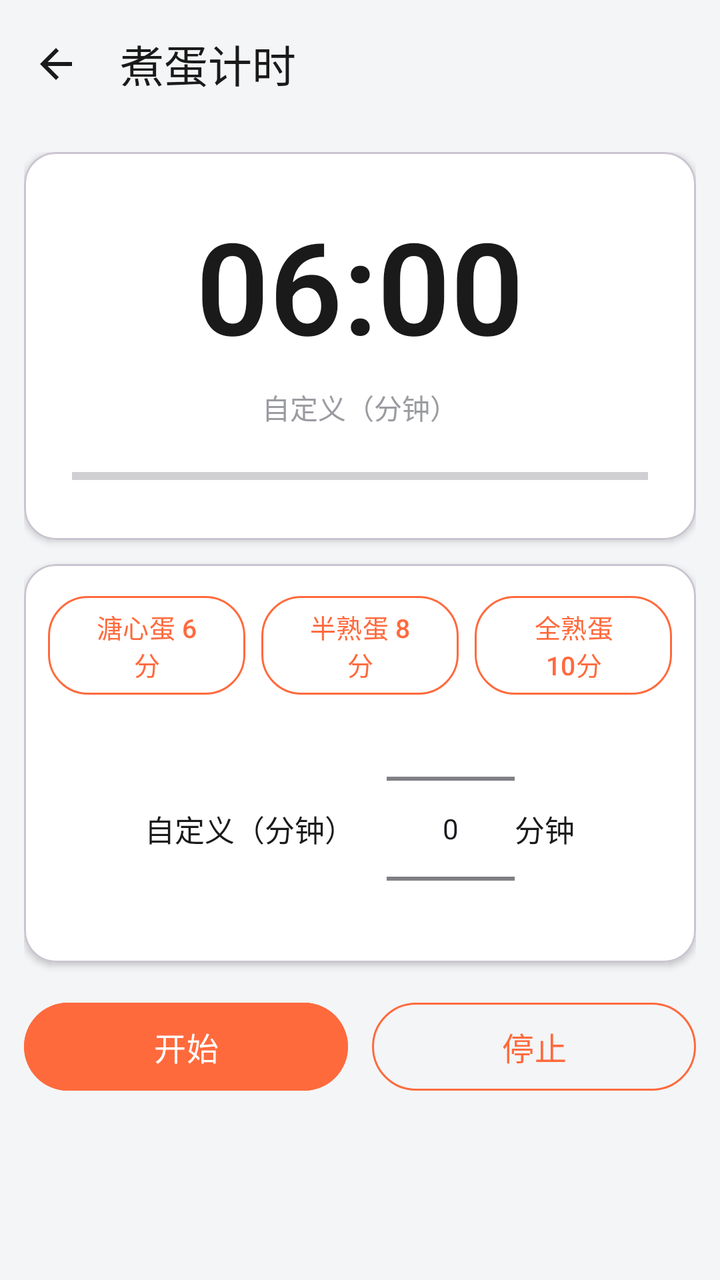
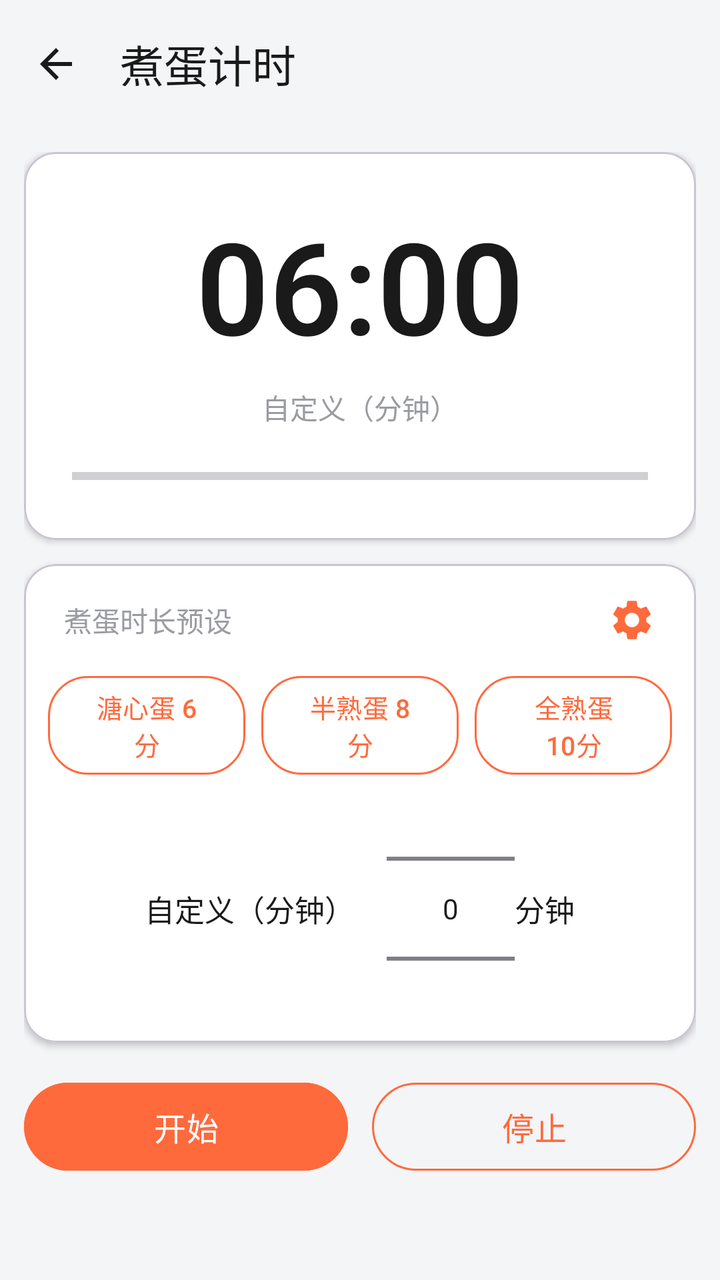

An Android layout rendered at two revisions. The XML below is the earlier revision; the diff shows what the commit changed to produce the second picture.
<!-- AndroidManifest.xml: application theme AppTheme -->
<!-- res/layout/activity_egg_timer.xml -->
<?xml version="1.0" encoding="utf-8"?>
<LinearLayout xmlns:android="http://schemas.android.com/apk/res/android"
    xmlns:app="http://schemas.android.com/apk/res-auto"
    android:layout_width="match_parent"
    android:layout_height="match_parent"
    android:orientation="vertical"
    android:background="@color/coloros_bg">

    <com.google.android.material.appbar.MaterialToolbar
        android:id="@+id/toolbar"
        android:layout_width="match_parent"
        android:layout_height="?attr/actionBarSize"
        android:background="@color/coloros_bg"
        app:navigationIcon="@drawable/ic_back"
        app:title="@string/egg_timer"
        app:titleTextColor="@color/coloros_text_primary" />

    <ScrollView
        android:layout_width="match_parent"
        android:layout_height="match_parent"
        android:fillViewport="true">

        <LinearLayout
            android:layout_width="match_parent"
            android:layout_height="wrap_content"
            android:orientation="vertical"
            android:padding="12dp">

            
            <com.google.android.material.card.MaterialCardView
                android:layout_width="match_parent"
                android:layout_height="wrap_content"
                app:cardCornerRadius="16dp"
                app:cardElevation="2dp"
                app:cardBackgroundColor="@color/coloros_card">

                <LinearLayout
                    android:layout_width="match_parent"
                    android:layout_height="wrap_content"
                    android:orientation="vertical"
                    android:gravity="center"
                    android:padding="24dp">

                    <TextView
                        android:id="@+id/tvCountdown"
                        android:layout_width="wrap_content"
                        android:layout_height="wrap_content"
                        android:text="06:00"
                        android:textSize="64sp"
                        android:textStyle="bold"
                        android:fontFamily="sans-serif-light"
                        android:textColor="@color/coloros_text_primary" />

                    <TextView
                        android:id="@+id/tvStatus"
                        android:layout_width="wrap_content"
                        android:layout_height="wrap_content"
                        android:layout_marginTop="8dp"
                        android:text="@string/egg_custom"
                        android:textSize="14sp"
                        android:textColor="@color/coloros_text_secondary" />

                    <ProgressBar
                        android:id="@+id/progress"
                        style="?android:attr/progressBarStyleHorizontal"
                        android:layout_width="match_parent"
                        android:layout_height="wrap_content"
                        android:layout_marginTop="16dp"
                        android:max="1000"
                        android:progress="0"
                        android:progressTint="@color/coloros_accent" />
                </LinearLayout>
            </com.google.android.material.card.MaterialCardView>

            
            <com.google.android.material.card.MaterialCardView
                android:layout_width="match_parent"
                android:layout_height="wrap_content"
                android:layout_marginTop="12dp"
                app:cardCornerRadius="16dp"
                app:cardElevation="2dp"
                app:cardBackgroundColor="@color/coloros_card">

                <LinearLayout
                    android:layout_width="match_parent"
                    android:layout_height="wrap_content"
                    android:orientation="vertical"
                    android:padding="8dp">

                    <LinearLayout
                        android:layout_width="match_parent"
                        android:layout_height="wrap_content"
                        android:orientation="horizontal">

                        <com.google.android.material.button.MaterialButton
                            android:id="@+id/btnSoft"
                            style="@style/Widget.Material3.Button.OutlinedButton"
                            android:layout_width="0dp"
                            android:layout_height="wrap_content"
                            android:layout_weight="1"
                            android:layout_margin="4dp"
                            android:text="@string/egg_soft"
                            android:textSize="13sp"
                            android:textColor="@color/coloros_accent"
                            app:cornerRadius="20dp"
                            app:strokeColor="@color/coloros_accent" />

                        <com.google.android.material.button.MaterialButton
                            android:id="@+id/btnMedium"
                            style="@style/Widget.Material3.Button.OutlinedButton"
                            android:layout_width="0dp"
                            android:layout_height="wrap_content"
                            android:layout_weight="1"
                            android:layout_margin="4dp"
                            android:text="@string/egg_medium"
                            android:textSize="13sp"
                            android:textColor="@color/coloros_accent"
                            app:cornerRadius="20dp"
                            app:strokeColor="@color/coloros_accent" />

                        <com.google.android.material.button.MaterialButton
                            android:id="@+id/btnHard"
                            style="@style/Widget.Material3.Button.OutlinedButton"
                            android:layout_width="0dp"
                            android:layout_height="wrap_content"
                            android:layout_weight="1"
                            android:layout_margin="4dp"
                            android:text="@string/egg_hard"
                            android:textSize="13sp"
                            android:textColor="@color/coloros_accent"
                            app:cornerRadius="20dp"
                            app:strokeColor="@color/coloros_accent" />
                    </LinearLayout>

                    <LinearLayout
                        android:layout_width="match_parent"
                        android:layout_height="wrap_content"
                        android:orientation="horizontal"
                        android:gravity="center"
                        android:paddingTop="4dp"
                        android:paddingBottom="4dp">

                        <TextView
                            android:layout_width="wrap_content"
                            android:layout_height="wrap_content"
                            android:text="@string/egg_custom"
                            android:textSize="15sp"
                            android:textColor="@color/coloros_text_primary" />

                        <NumberPicker
                            android:id="@+id/pickerMinutes"
                            android:layout_width="wrap_content"
                            android:layout_height="110dp"
                            android:layout_marginStart="16dp" />

                        <TextView
                            android:layout_width="wrap_content"
                            android:layout_height="wrap_content"
                            android:text="@string/unit_minutes"
                            android:textSize="15sp"
                            android:textColor="@color/coloros_text_primary" />
                    </LinearLayout>
                </LinearLayout>
            </com.google.android.material.card.MaterialCardView>

            
            <LinearLayout
                android:layout_width="match_parent"
                android:layout_height="wrap_content"
                android:orientation="horizontal"
                android:layout_marginTop="16dp">

                <com.google.android.material.button.MaterialButton
                    android:id="@+id/btnStart"
                    android:layout_width="0dp"
                    android:layout_height="52dp"
                    android:layout_weight="1"
                    android:layout_marginEnd="6dp"
                    android:text="@string/egg_start"
                    android:textSize="16sp"
                    android:backgroundTint="@color/coloros_accent"
                    app:cornerRadius="26dp" />

                <com.google.android.material.button.MaterialButton
                    android:id="@+id/btnStop"
                    style="@style/Widget.Material3.Button.OutlinedButton"
                    android:layout_width="0dp"
                    android:layout_height="52dp"
                    android:layout_weight="1"
                    android:layout_marginStart="6dp"
                    android:text="@string/egg_stop"
                    android:textSize="16sp"
                    android:textColor="@color/coloros_accent"
                    app:cornerRadius="26dp"
                    app:strokeColor="@color/coloros_accent" />
            </LinearLayout>

        </LinearLayout>
    </ScrollView>
</LinearLayout>
<!-- resources referenced by this layout -->
<resources>
  <color name="coloros_accent">#FF6A3D</color>
  <color name="coloros_bg">#F4F5F7</color>
  <color name="coloros_card">#FFFFFF</color>
  <color name="coloros_text_primary">#1A1A1A</color>
  <color name="coloros_text_secondary">#9A9CA1</color>
  <!-- drawable ic_back (drawable) -->
  <vector xmlns:android="http://schemas.android.com/apk/res/android"
      android:width="24dp"
      android:height="24dp"
      android:viewportWidth="24"
      android:viewportHeight="24"
      android:tint="@color/coloros_text_primary">
      <path
          android:fillColor="#FF000000"
          android:pathData="M20,11H7.83l5.59,-5.59L12,4l-8,8 8,8 1.41,-1.41L7.83,13H20z" />
  </vector>
  <string name="egg_custom">自定义（分钟）</string>
  <string name="egg_hard">全熟蛋 10分</string>
  <string name="egg_medium">半熟蛋 8分</string>
  <string name="egg_soft">溏心蛋 6分</string>
  <string name="egg_start">开始</string>
  <string name="egg_stop">停止</string>
  <string name="egg_timer">煮蛋计时</string>
  <string name="unit_minutes">分钟</string>
  <style name="AppTheme" parent="Theme.Material3.DayNight.NoActionBar">
          <item name="colorPrimary">@color/coloros_accent</item>
          <item name="colorPrimaryDark">@color/coloros_accent_dark</item>
          <item name="colorAccent">@color/coloros_accent</item>
          <item name="android:windowBackground">@color/coloros_bg</item>
          <item name="android:statusBarColor">@color/coloros_bg</item>
          <item name="android:navigationBarColor">@color/coloros_bg</item>
          
          <item name="android:windowLightStatusBar">true</item>
      </style>
  <color name="coloros_accent_dark">#E2552C</color>
</resources>

<!-- the commit's change to res/layout/activity_egg_timer.xml (unified diff, before → after) -->
@@ -90,6 +90,32 @@
                     <LinearLayout
                         android:layout_width="match_parent"
                         android:layout_height="wrap_content"
+                        android:orientation="horizontal"
+                        android:gravity="center_vertical"
+                        android:paddingStart="12dp"
+                        android:paddingEnd="4dp">
+
+                        <TextView
+                            android:layout_width="0dp"
+                            android:layout_height="wrap_content"
+                            android:layout_weight="1"
+                            android:text="@string/egg_presets_title"
+                            android:textSize="14sp"
+                            android:textColor="@color/coloros_text_secondary" />
+
+                        <ImageButton
+                            android:id="@+id/btnEditPresets"
+                            android:layout_width="40dp"
+                            android:layout_height="40dp"
+                            android:background="?attr/selectableItemBackgroundBorderless"
+                            android:src="@drawable/ic_settings"
+                            app:tint="@color/coloros_accent"
+                            android:contentDescription="@string/egg_preset_settings" />
+                    </LinearLayout>
+
+                    <LinearLayout
+                        android:layout_width="match_parent"
+                        android:layout_height="wrap_content"
                         android:orientation="horizontal">
 
                         <com.google.android.material.button.MaterialButton
@@ -99,11 +125,14 @@
                             android:layout_height="wrap_content"
                             android:layout_weight="1"
                             android:layout_margin="4dp"
+                            android:checkable="true"
                             android:text="@string/egg_soft"
                             android:textSize="13sp"
-                            android:textColor="@color/coloros_accent"
+                            android:textColor="@color/egg_preset_text"
+                            app:backgroundTint="@color/egg_preset_bg"
                             app:cornerRadius="20dp"
-                            app:strokeColor="@color/coloros_accent" />
+                            app:strokeColor="@color/coloros_accent"
+                            app:strokeWidth="1dp" />
 
                         <com.google.android.material.button.MaterialButton
                             android:id="@+id/btnMedium"
@@ -112,11 +141,14 @@
                             android:layout_height="wrap_content"
                             android:layout_weight="1"
                             android:layout_margin="4dp"
+                            android:checkable="true"
                             android:text="@string/egg_medium"
                             android:textSize="13sp"
-                            android:textColor="@color/coloros_accent"
+                            android:textColor="@color/egg_preset_text"
+                            app:backgroundTint="@color/egg_preset_bg"
                             app:cornerRadius="20dp"
-                            app:strokeColor="@color/coloros_accent" />
+                            app:strokeColor="@color/coloros_accent"
+                            app:strokeWidth="1dp" />
 
                         <com.google.android.material.button.MaterialButton
                             android:id="@+id/btnHard"
@@ -125,11 +157,14 @@
                             android:layout_height="wrap_content"
                             android:layout_weight="1"
                             android:layout_margin="4dp"
+                            android:checkable="true"
                             android:text="@string/egg_hard"
                             android:textSize="13sp"
-                            android:textColor="@color/coloros_accent"
+                            android:textColor="@color/egg_preset_text"
+                            app:backgroundTint="@color/egg_preset_bg"
                             app:cornerRadius="20dp"
-                            app:strokeColor="@color/coloros_accent" />
+                            app:strokeColor="@color/coloros_accent"
+                            app:strokeWidth="1dp" />
                     </LinearLayout>
 
                     <LinearLayout
<!-- resource entries referenced after the edit -->
@@ -16,9 +16,23 @@
           android:fillColor="#FF000000"
           android:pathData="M20,11H7.83l5.59,-5.59L12,4l-8,8 8,8 1.41,-1.41L7.83,13H20z" />
   </vector>
+  <!-- drawable ic_settings (drawable) -->
+  <?xml version="1.0" encoding="utf-8"?>
+  <vector xmlns:android="http://schemas.android.com/apk/res/android"
+      android:width="24dp"
+      android:height="24dp"
+      android:viewportWidth="24"
+      android:viewportHeight="24"
+      android:tint="?attr/colorControlNormal">
+      <path
+          android:fillColor="@android:color/white"
+          android:pathData="M19.14,12.94c0.04,-0.3 0.06,-0.61 0.06,-0.94c0,-0.32 -0.02,-0.64 -0.07,-0.94l2.03,-1.58c0.18,-0.14 0.23,-0.41 0.12,-0.61l-1.92,-3.32c-0.12,-0.22 -0.37,-0.29 -0.59,-0.22l-2.39,0.96c-0.5,-0.38 -1.03,-0.7 -1.62,-0.94L14.4,2.81c-0.04,-0.24 -0.24,-0.41 -0.48,-0.41h-3.84c-0.24,0 -0.43,0.17 -0.47,0.41L9.25,5.35C8.66,5.59 8.12,5.92 7.63,6.29L5.24,5.33c-0.22,-0.08 -0.47,0 -0.59,0.22L2.74,8.87C2.62,9.08 2.66,9.34 2.86,9.48l2.03,1.58C4.84,11.36 4.8,11.69 4.8,12s0.02,0.64 0.07,0.94l-2.03,1.58c-0.18,0.14 -0.23,0.41 -0.12,0.61l1.92,3.32c0.12,0.22 0.37,0.29 0.59,0.22l2.39,-0.96c0.5,0.38 1.03,0.7 1.62,0.94l0.36,2.54c0.05,0.24 0.24,0.41 0.48,0.41h3.84c0.24,0 0.44,-0.17 0.47,-0.41l0.36,-2.54c0.59,-0.24 1.13,-0.56 1.62,-0.94l2.39,0.96c0.22,0.08 0.47,0 0.59,-0.22l1.92,-3.32c0.12,-0.22 0.07,-0.47 -0.12,-0.61L19.14,12.94zM12,15.6c-1.98,0 -3.6,-1.62 -3.6,-3.6s1.62,-3.6 3.6,-3.6s3.6,1.62 3.6,3.6S13.98,15.6 12,15.6z" />
+  </vector>
   <string name="egg_custom">自定义（分钟）</string>
   <string name="egg_hard">全熟蛋 10分</string>
   <string name="egg_medium">半熟蛋 8分</string>
+  <string name="egg_preset_settings">预设设置</string>
+  <string name="egg_presets_title">煮蛋时长预设</string>
   <string name="egg_soft">溏心蛋 6分</string>
   <string name="egg_start">开始</string>
   <string name="egg_stop">停止</string>
